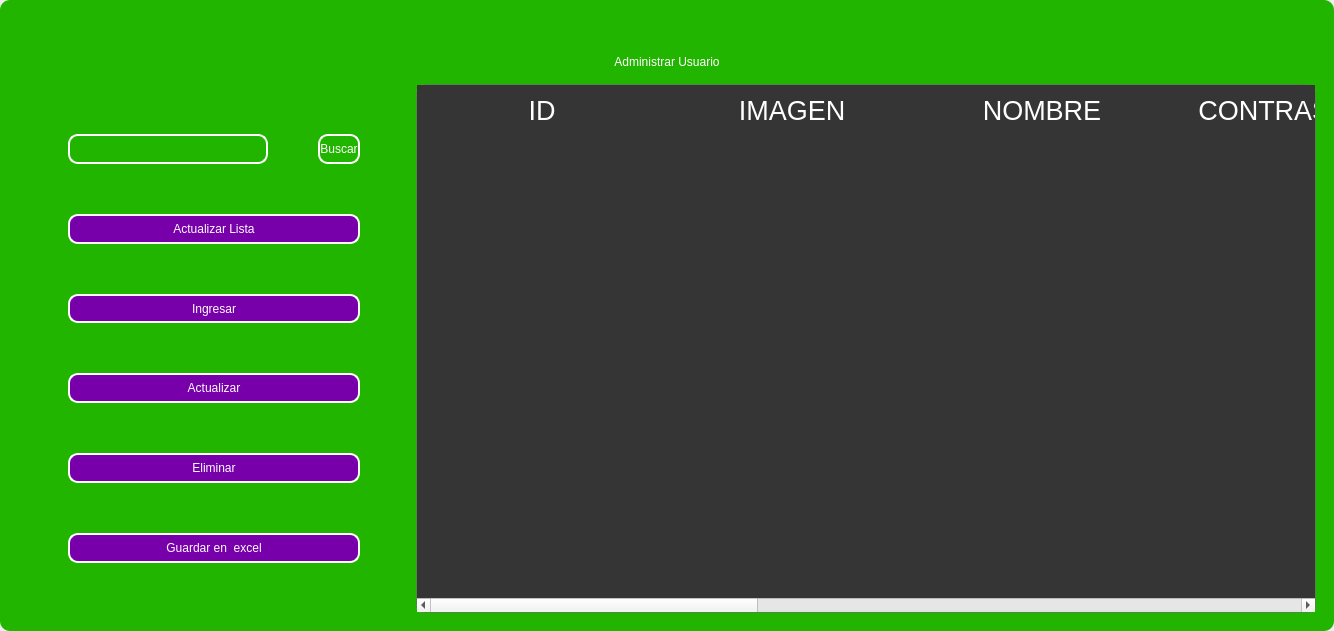
Qt form design/standar/mainuser3.ui (codemiguel-dev/ERP-EmprendeSoft-Desktop) before a commit.
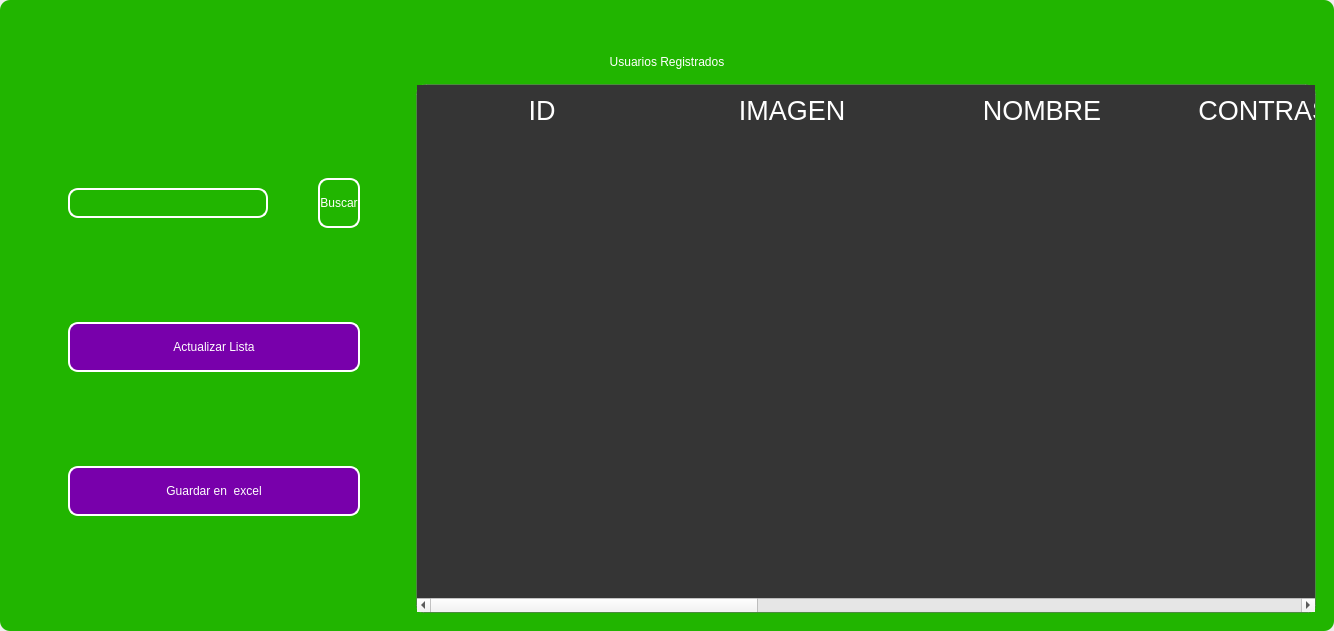
The same form after that commit. Icons and pictures are not drawn.

```diff
--- a/design/standar/mainuser3.ui
+++ b/design/standar/mainuser3.ui
@@ -294,7 +294,7 @@
 color: rgb(255, 255, 255);</string>
          </property>
          <property name="text">
-          <string>Administrar Usuario</string>
+          <string>Usuarios Registrados</string>
          </property>
          <property name="alignment">
           <set>Qt::AlignCenter</set>
@@ -517,123 +517,6 @@
               </property>
              </widget>
             </item>
-            <item>
-             <widget class="QPushButton" name="btn_add">
-              <property name="maximumSize">
-               <size>
-                <width>300</width>
-                <height>50</height>
-               </size>
-              </property>
-              <property name="cursor">
-               <cursorShape>PointingHandCursor</cursorShape>
-              </property>
-              <property name="styleSheet">
-               <string notr="true">QPushButton{
-border-radius:10px; 
-font: 12pt &quot;Arial&quot;;
-color: rgb(255, 255, 254);
-border: 2px solid #ffffff;
-	background-color: rgb(120, 0, 171);
-}
-
-QPushButton:hover{
-border-radius:10px; 
-font: 12pt &quot;Arial&quot;;
-color: rgb(255, 255, 255);
-border: 2px solid rgb(120, 0, 171);
-	background-color: rgb(120, 0, 171);
-}</string>
-              </property>
-              <property name="text">
-               <string>Ingresar</string>
-              </property>
-              <property name="iconSize">
-               <size>
-                <width>35</width>
-                <height>35</height>
-               </size>
-              </property>
-             </widget>
-            </item>
-            <item>
-             <widget class="QPushButton" name="btn_update">
-              <property name="maximumSize">
-               <size>
-                <width>300</width>
-                <height>50</height>
-               </size>
-              </property>
-              <property name="cursor">
-               <cursorShape>PointingHandCursor</cursorShape>
-              </property>
-              <property name="styleSheet">
-               <string notr="true">QPushButton{
-border-radius:10px; 
-font: 12pt &quot;Arial&quot;;
-color: rgb(255, 255, 254);
-border: 2px solid #ffffff;
-	background-color: rgb(120, 0, 171);
-}
-
-QPushButton:hover{
-border-radius:10px; 
-font: 12pt &quot;Arial&quot;;
-color: rgb(255, 255, 255);
-border: 2px solid rgb(120, 0, 171);
-	background-color: rgb(120, 0, 171);
-}</string>
-              </property>
-              <property name="text">
-               <string>Actualizar</string>
-              </property>
-              <property name="iconSize">
-               <size>
-                <width>35</width>
-                <height>35</height>
-               </size>
-              </property>
-             </widget>
-            </item>
-            <item>
-             <widget class="QPushButton" name="btn_delete">
-              <property name="maximumSize">
-               <size>
-                <width>300</width>
-                <height>50</height>
-               </size>
-              </property>
-              <property name="cursor">
-               <cursorShape>PointingHandCursor</cursorShape>
-              </property>
-              <property name="styleSheet">
-               <string notr="true">QPushButton{
-border-radius:10px; 
-font: 12pt &quot;Arial&quot;;
-color: rgb(255, 255, 254);
-border: 2px solid #ffffff;
-	background-color: rgb(120, 0, 171);
-}
-
-QPushButton:hover{
-border-radius:10px; 
-font: 12pt &quot;Arial&quot;;
-color: rgb(255, 255, 255);
-border: 2px solid rgb(120, 0, 171);
-	background-color: rgb(120, 0, 171);
-}</string>
-              </property>
-              <property name="text">
-               <string>Eliminar</string>
-              </property>
-              <property name="iconSize">
-               <size>
-                <width>35</width>
-                <height>35</height>
-               </size>
-              </property>
-             </widget>
-            </item>
             <item>
              <widget class="QPushButton" name="btn_excel">
               <property name="minimumSize">
```
